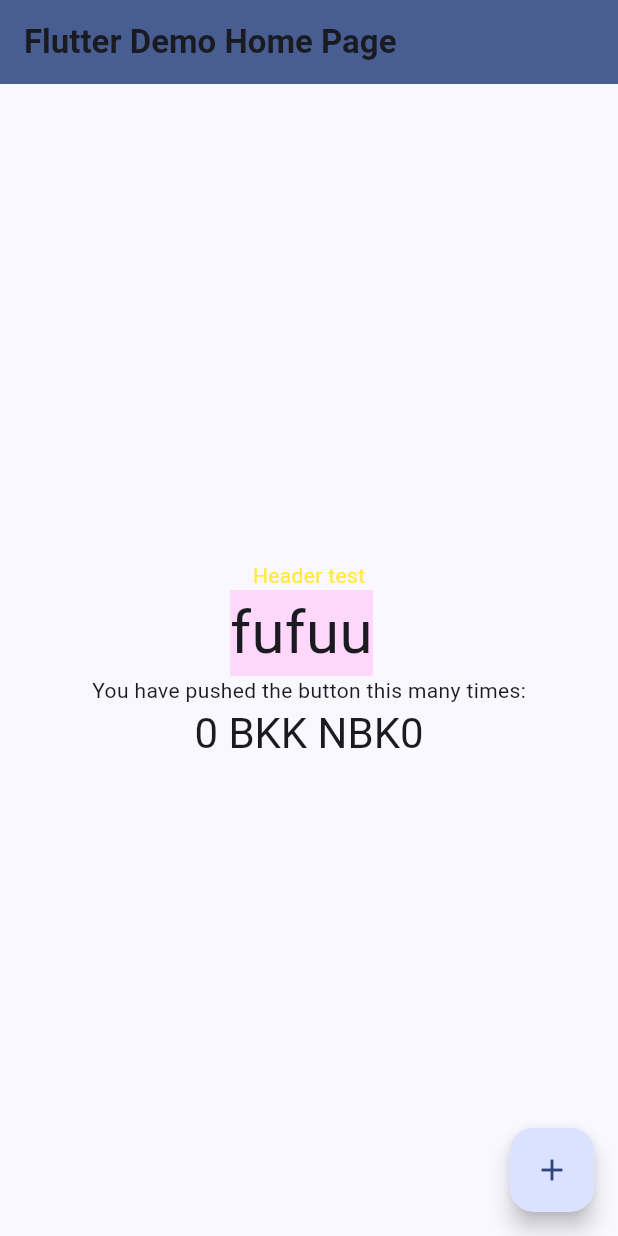
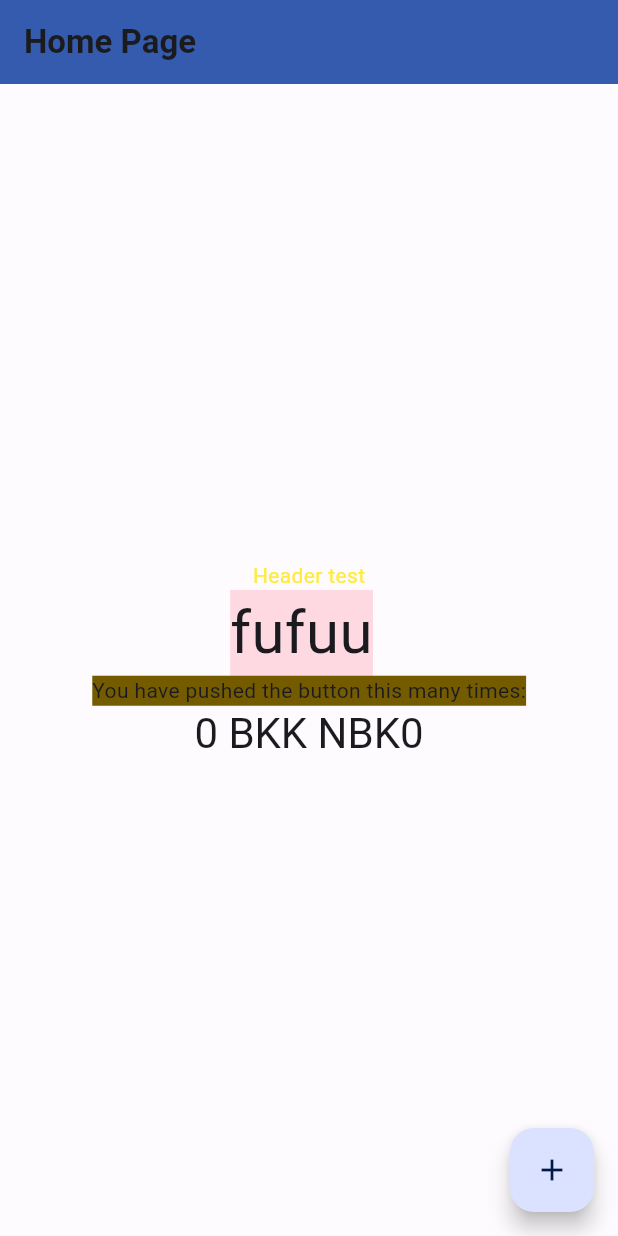
Before and after one commit to liberate111/flutter-app, a Flutter app: the screen it shows after launch, on a phone screen of 412 x 824 dp. Run offline on Flutter 3.47's test engine with Material 2 defaults, Android fonts, the phone set to English and light mode, and no system bars.

Commit message:
add::color scheme

```diff
--- a/lib/main.dart
+++ b/lib/main.dart
@@ -1,5 +1,6 @@
 import 'package:flutter/material.dart';
 import 'package:flutter_app/screens/home_screen.dart';
+import 'package:flutter_app/utils/colors/color_schemes.g.dart';
 
 void main() {
   runApp(const MyApp());
@@ -12,17 +13,28 @@ class MyApp extends StatelessWidget {
   @override
   Widget build(BuildContext context) {
     return MaterialApp(
-      title: 'Flutter Demo',
+      title: 'app',
       theme: ThemeData(
         // colorScheme: ColorScheme.fromSeed(seedColor: Colors.deepPurple),
-        colorSchemeSeed: const Color(0xFF154295),
+        // colorScheme: ColorScheme.fromSeed(
+        //     seedColor: Colors.deepPurple,
+        //     background: Colors.lightBlue,
+        //     secondary: Colors.lightGreenAccent,
+        //     onBackground: Colors.deepOrange),
+            // brightness: Brightness.dark,
+        // colorSchemeSeed: const Color(0xFF154295),
+        colorScheme: lightColorScheme,
         useMaterial3: true,
         textTheme: const TextTheme(
             displayLarge: TextStyle(
                 fontWeight: FontWeight.bold, color: Color(0xffffcc00)),
             titleLarge: TextStyle(fontWeight: FontWeight.bold)),
       ),
-      home: const MyHomePage(title: 'Flutter Demo Home Page'),
+      darkTheme: ThemeData(
+        useMaterial3: true,
+        colorScheme: darkColorScheme
+      ),
+      home: const MyHomePage(title: 'Home Page'),
       debugShowCheckedModeBanner: false,
     );
   }
--- a/lib/screens/home_screen.dart
+++ b/lib/screens/home_screen.dart
@@ -83,11 +83,14 @@ class _MyHomePageState extends State<MyHomePage> {
             Text(
               'fufuu ',
               style: TextStyle(
-                  backgroundColor: Theme.of(context).colorScheme.tertiaryContainer,
+                  backgroundColor:
+                      Theme.of(context).colorScheme.tertiaryContainer,
                   fontSize: 40),
             ),
-            const Text(
+            Text(
               'You have pushed the button this many times:',
+              style: TextStyle(
+                  backgroundColor: Theme.of(context).colorScheme.secondary),
             ),
             Text(
               '$_counter ${staff['address']} $site',
```
Also changed, not shown: lib/utils/colors/color_schemes.g.dart (added).
